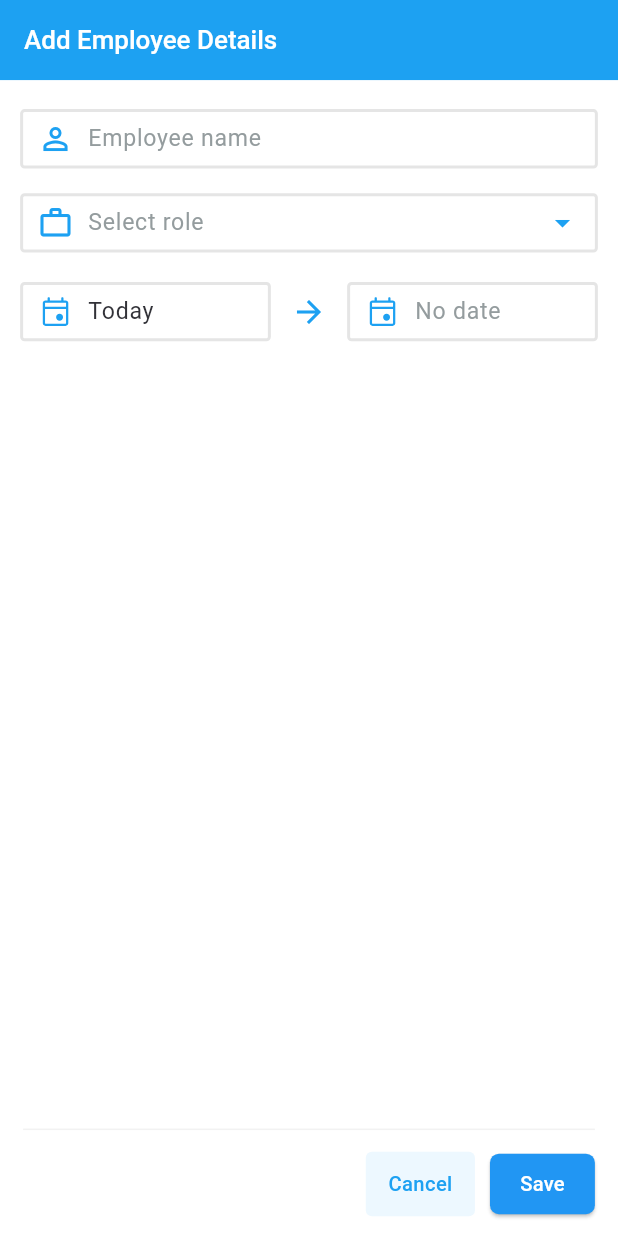
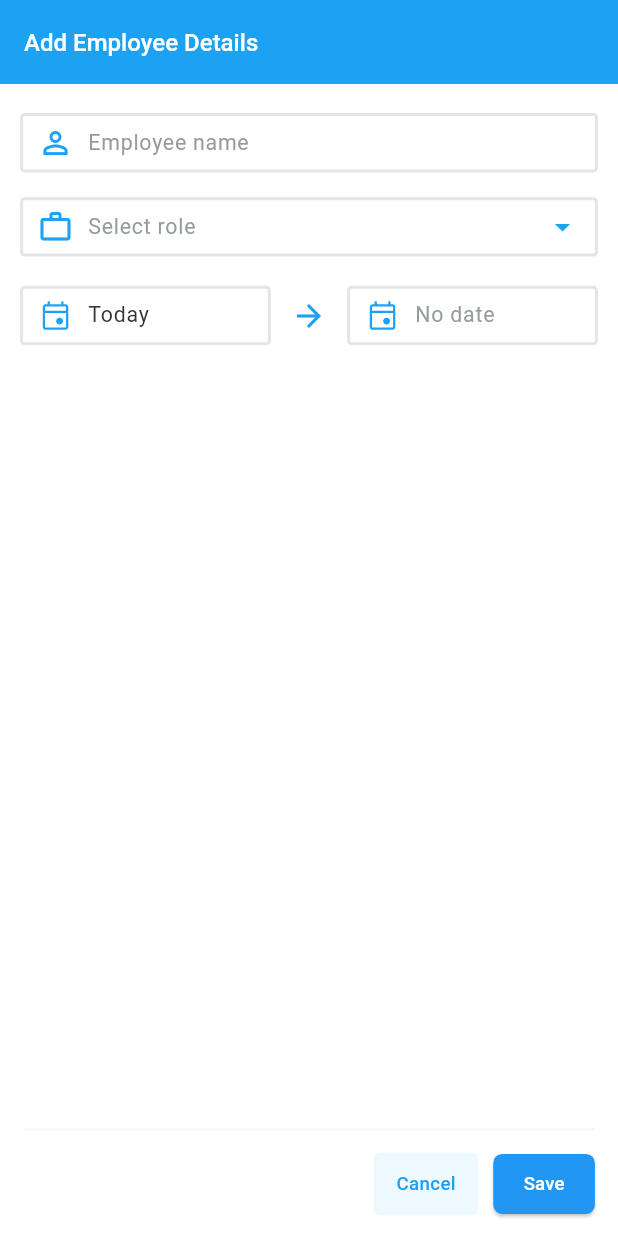
Before and after one commit to Shubham-1304/employee-data, a Flutter app: the screen it shows after launch, after a tap on the "add" icon, on a phone screen of 412 x 824 dp. Run offline on Flutter 3.47's test engine with Material 3 defaults, Android fonts, the phone set to English and light mode, and no system bars; our stand-ins replace bloc, dartz, equatable, flutter_bloc, flutter_screenutil, flutter_svg and 2 more; accounts and stored records are empty.

Commit message:
code refactoring

```diff
--- a/lib/app/modules/employee/ui/screens/employee_details_screen.dart
+++ b/lib/app/modules/employee/ui/screens/employee_details_screen.dart
@@ -8,11 +8,36 @@ import 'package:flutter_bloc/flutter_bloc.dart';
 import 'package:flutter_screenutil/flutter_screenutil.dart';
 import 'package:flutter_svg/flutter_svg.dart';
 
-class EmployeeDetailsScreen extends StatelessWidget {
+class EmployeeDetailsScreen extends StatefulWidget {
   const EmployeeDetailsScreen({this.employee, super.key});
   static const String routeName = '/employeeDetailsScreen';
 
   final Employee? employee;
+
+  @override
+  State<EmployeeDetailsScreen> createState() => _EmployeeDetailsScreenState();
+}
+
+class _EmployeeDetailsScreenState extends State<EmployeeDetailsScreen> {
+  final GlobalKey _firstKey = GlobalKey();
+  double _firstHeight = 0;
+
+  @override
+  void initState() {
+    super.initState();
+    // Delay height fetch to after build
+    WidgetsBinding.instance.addPostFrameCallback((_) => _getFirstHeight());
+  }
+
+  void _getFirstHeight() {
+    final context = _firstKey.currentContext;
+    if (context != null) {
+      final box = context.findRenderObject() as RenderBox;
+      setState(() {
+        _firstHeight = box.size.height;
+      });
+    }
+  }
 
   @override
   Widget build(BuildContext context) {
@@ -23,13 +48,14 @@ class EmployeeDetailsScreen extends StatelessWidget {
         child: Stack(
           children: [
             Positioned.fill(
-                top: 60.h,
+                top: _firstHeight,
                 child: EmployeeForm(
-                  employee: employee,
+                  employee: widget.employee,
                 )),
             CustomAppBar(
+              widgetKey: _firstKey,
               title: "Add Employee Details",
-              actions: employee != null
+              actions: widget.employee != null
                   ? [
                       Padding(
                         padding: const EdgeInsets.symmetric(horizontal: 16.0),
@@ -37,7 +63,7 @@ class EmployeeDetailsScreen extends StatelessWidget {
                           onTap: () {
                             context
                                 .read<EmployeeCubit>()
-                                .deleteEmployee(employee!.id!);
+                                .deleteEmployee(widget.employee!.id!);
                             Navigator.of(context).pop();
                           },
                           child: SvgPicture.asset(
--- a/lib/app/modules/employee/ui/screens/employees_screen.dart
+++ b/lib/app/modules/employee/ui/screens/employees_screen.dart
@@ -1,3 +1,5 @@
+import 'dart:math';
+
 import 'package:employee_data/app/modules/employee/ui/screens/employee_details_screen.dart';
 import 'package:employee_data/app/modules/employee/ui/widgets/appbar.dart';
 import 'package:employee_data/app/modules/employee/ui/widgets/employee_list.dart';
@@ -6,41 +8,62 @@ import 'package:employee_data/utils/style_resources/styles.dart';
 import 'package:flutter/material.dart';
 import 'package:flutter_screenutil/flutter_screenutil.dart';
 
-class EmployeesScreen extends StatelessWidget {
+class EmployeesScreen extends StatefulWidget {
   const EmployeesScreen({super.key});
   static const String routeName = '/employeesScreen';
+
+  @override
+  State<EmployeesScreen> createState() => _EmployeesScreenState();
+}
+
+class _EmployeesScreenState extends State<EmployeesScreen> {
+  final GlobalKey _firstKey = GlobalKey();
+  double _firstHeight = 0;
+
+  @override
+  void initState() {
+    super.initState();
+    // Delay height fetch to after build
+    WidgetsBinding.instance.addPostFrameCallback((_) => _getFirstHeight());
+  }
+
+  void _getFirstHeight() {
+    final context = _firstKey.currentContext;
+    if (context != null) {
+      final box = context.findRenderObject() as RenderBox;
+      setState(() {
+        _firstHeight = box.size.height;
+      });
+    }
+  }
 
   @override
   Widget build(BuildContext context) {
     return SafeArea(
       child: Scaffold(
         backgroundColor: CR.backgroundColor,
-        // appBar: AppBar(
-        //   backgroundColor: Colors.blue,
-        //   title: Text("Employee List",style: Styles.semiBold500StyleM.copyWith(color: Colors.white),),
-        // ),
         body: Stack(
           children: [
-            Positioned.fill(top: 60.h,child: const EmployeeList()),
-            const CustomAppBar(title: "Employee List")
+            EmployeeList(topPadding: _firstHeight,),
+            CustomAppBar(widgetKey: _firstKey, title: "Employee List")
           ],
         ),
         floatingActionButton: InkWell(
-          borderRadius: BorderRadius.circular(8.w),
+          borderRadius: BorderRadius.circular(min(8.w,8.h)),
           onTap: () {
             Navigator.of(context).push(MaterialPageRoute(
-            builder: (_) => const EmployeeDetailsScreen(), ));
-
+              builder: (_) => const EmployeeDetailsScreen(),
+            ));
           },
           child: Container(
             decoration: BoxDecoration(
-                borderRadius: BorderRadius.circular(8.w),
+                borderRadius: BorderRadius.circular(min(8.w,8.h)),
                 color: CR.primaryColor),
-            width: 50.w,
-            height: 50.w,
+            width: min(50.w,50.h),
+            height: min(50.w,50.h),
             child: Icon(
               Icons.add,
-              size: 18.sp,
+              size: min(18.w,18.h),
               color: Colors.white,
             ),
           ),
--- a/lib/app/modules/employee/ui/widgets/appbar.dart
+++ b/lib/app/modules/employee/ui/widgets/appbar.dart
@@ -6,24 +6,30 @@ import 'package:flutter_screenutil/flutter_screenutil.dart';
 class CustomAppBar extends StatelessWidget {
   const CustomAppBar({
     required this.title,
+    this.widgetKey,
     this.actions,
     super.key,
   });
 
   final String title;
   final List<Widget>? actions;
+  final GlobalKey? widgetKey;
 
   @override
   Widget build(BuildContext context) {
     return Positioned(
       width: 428.w,
-      height: 60.h,
+      // height: 60.h,
       child: AppBar(
+        key: widgetKey,
         automaticallyImplyLeading: false,
         backgroundColor: CR.primaryColor,
-        title: Text(
-          title,
-          style: Styles.semiBold500StyleM.copyWith(color: Colors.white),
+        title: Padding(
+          padding: const EdgeInsets.symmetric(vertical: 16.0),
+          child: Text(
+            title,
+            style: Styles.semiBold500StyleM.copyWith(color: Colors.white),
+          ),
         ),
         actions: actions,
       ),
--- a/lib/app/modules/employee/ui/widgets/custom_date_picker.dart
+++ b/lib/app/modules/employee/ui/widgets/custom_date_picker.dart
@@ -201,7 +201,7 @@ class _CustomDatePickerState extends State<CustomDatePicker> {
         Container(
           constraints: BoxConstraints(
               minWidth: 130
-                  .w), //added this constreaint so that icons on side doesn't shift their positions
+                  .w), //added this constraint so that icons on side doesn't shift their positions
           alignment: Alignment.center,
           child: Text(DateFormat('MMMM yyyy').format(_currentMonth),
               style: Styles.semiBold500StyleM.copyWith(color: CR.textColor)),
@@ -361,6 +361,7 @@ class _CustomDatePickerState extends State<CustomDatePicker> {
         borderRadius: BorderRadius.circular(16),
         color: Colors.white,
       ),
+      child: SingleChildScrollView(
         child: Column(
           mainAxisSize: MainAxisSize.min,
           children: [
@@ -451,6 +452,7 @@ class _CustomDatePickerState extends State<CustomDatePicker> {
             // ),
           ],
         ),
+      ),
     );
   }
 }
--- a/lib/app/modules/employee/ui/widgets/custom_textfield.dart
+++ b/lib/app/modules/employee/ui/widgets/custom_textfield.dart
@@ -1,3 +1,5 @@
+import 'dart:math';
+
 import 'package:employee_data/utils/asset_resources.dart/color_resources.dart';
 import 'package:employee_data/utils/style_resources/styles.dart';
 import 'package:flutter/material.dart';
@@ -82,10 +84,9 @@ class _CustomTextFieldState extends State<CustomTextField> {
           padding: EdgeInsets.symmetric(
             horizontal: 10.w,
           ),
-          child: Stack(
-            children: [
-              Row(
+          child: Row(
             mainAxisSize: MainAxisSize.max,
+            mainAxisAlignment: MainAxisAlignment.center,
             children: [
               Visibility(
                   visible: widget.prefixIcon != null,
@@ -112,7 +113,7 @@ class _CustomTextFieldState extends State<CustomTextField> {
                       disabledBorder: InputBorder.none,
                       enabledBorder: InputBorder.none,
                       focusedBorder: InputBorder.none,
-                          contentPadding: EdgeInsets.symmetric(vertical: 10.w),
+                      contentPadding: EdgeInsets.only(bottom: min(16.w, 16.h)),
                       hintText: widget.hintText,
                       labelText: widget.labelText,
                       hintStyle: Styles.regularStyleS.copyWith(
@@ -131,8 +132,6 @@ class _CustomTextFieldState extends State<CustomTextField> {
                   visible: widget.suffixWidget != null,
                   child: widget.suffixWidget ?? const SizedBox.shrink()),
             ],
-              ),
-            ],
           )),
     );
   }
--- a/lib/app/modules/employee/ui/widgets/employee_form.dart
+++ b/lib/app/modules/employee/ui/widgets/employee_form.dart
@@ -104,6 +104,10 @@ class _EmployeeFormState extends State<EmployeeForm> {
               shape: RoundedRectangleBorder(
                 borderRadius: BorderRadius.circular(16),
               ),
+              child: GestureDetector(
+                onTap: () {
+
+                },
                 child: CustomDatePicker(
                   initialDate: selectedFromDate,
                   dateType: DateType.from,
@@ -121,6 +125,7 @@ class _EmployeeFormState extends State<EmployeeForm> {
                     _fromDateFocus.unfocus();
                   },
                   invalidDates: selectedTillDate,
+                ),
               ),
             ),
           );
--- a/lib/app/modules/employee/ui/widgets/employee_list.dart
+++ b/lib/app/modules/employee/ui/widgets/employee_list.dart
@@ -10,7 +10,9 @@ import 'package:employee_data/utils/style_resources/styles.dart';
 import 'package:flutter_screenutil/flutter_screenutil.dart';
 
 class EmployeeList extends StatefulWidget {
-  const EmployeeList({super.key});
+  const EmployeeList({required this.topPadding , super.key});
+
+  final double topPadding;
 
   @override
   State<EmployeeList> createState() => _EmployeeListState();
@@ -79,6 +81,9 @@ class _EmployeeListState extends State<EmployeeList> {
       builder: (context, state) {
         return _employees.isNotEmpty
             ? CustomScrollView(slivers: [
+              SliverToBoxAdapter(
+                child: SizedBox(height: widget.topPadding,),
+              ),
                 SliverToBoxAdapter(
                   child: Visibility(
                     visible: _currentEmployees.isNotEmpty,
@@ -127,7 +132,7 @@ class _EmployeeListState extends State<EmployeeList> {
                     itemCount: _previousEmployees.length),
                 SliverToBoxAdapter(
                   child: Visibility(
-                    visible: _previousEmployees.isNotEmpty,
+                    visible: _employees.isNotEmpty,
                     child: Container(
                       padding: const EdgeInsets.symmetric(
                           horizontal: 16, vertical: 12),
--- a/lib/utils/style_resources/font_size.dart
+++ b/lib/utils/style_resources/font_size.dart
@@ -1,3 +1,5 @@
+import 'dart:math';
+
 import 'package:flutter_screenutil/flutter_screenutil.dart';
 
 ///Font size being used through projects
@@ -5,11 +7,11 @@ import 'package:flutter_screenutil/flutter_screenutil.dart';
 ///it will be reflected in whole app
 class FontSize {
   static double xxxxxs=8.sp;
-  static double xxxs = 12.sp;
-  static double xxs = 14.sp;
-  static double xs = 15.sp;
-  static double s = 16.sp;
-  static double m = 18.sp;
+  static double xxxs = min(12.w,12.h);
+  static double xxs = min(14.w,14.h);
+  static double xs = min(15.w,15.h);
+  static double s = min(16.w,16.h);
+  static double m = min(18.w,18.h);
   static double l = 20.sp;
   static double xl = 22.sp;
   static double xxl = 24.sp;
```
Lines whose indentation alone changed are shown as unchanged.
